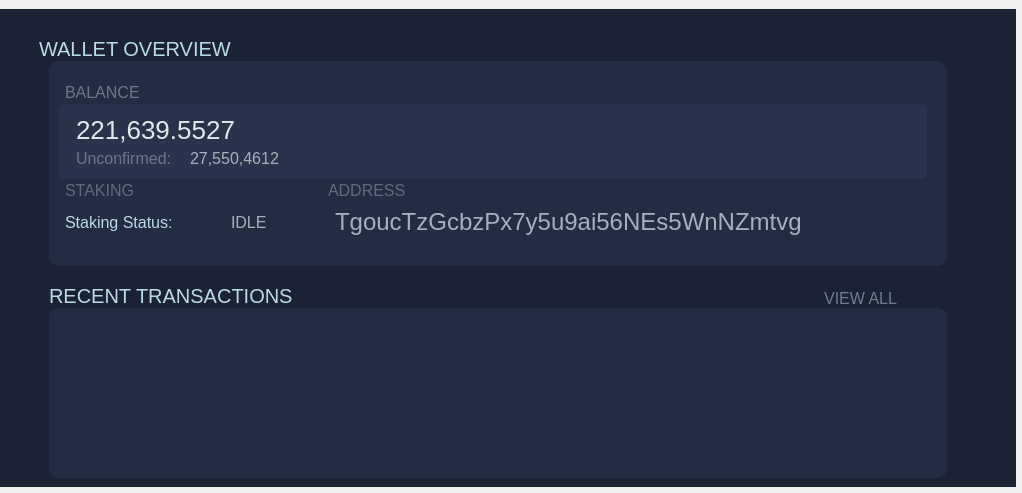
TrezarCoin/TrezarCoin, file src/qt/forms/overviewpage.ui: the form before one commit.
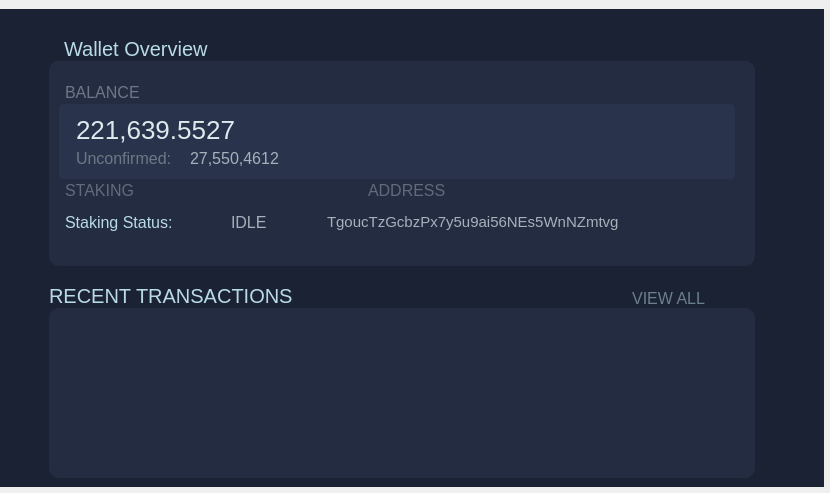
The form after the commit. Icons and pictures are not drawn.

Patch:
```diff
--- a/src/qt/forms/overviewpage.ui
+++ b/src/qt/forms/overviewpage.ui
@@ -9,7 +9,7 @@
    <rect>
     <x>0</x>
     <y>0</y>
-    <width>1022</width>
+    <width>830</width>
     <height>493</height>
    </rect>
   </property>
@@ -63,6 +63,9 @@
             <property name="sizeConstraint">
              <enum>QLayout::SetDefaultConstraint</enum>
             </property>
+            <property name="topMargin">
+             <number>0</number>
+            </property>
             <property name="bottomMargin">
              <number>0</number>
             </property>
@@ -81,7 +84,7 @@
                 </property>
                 <property name="sizeHint" stdset="0">
                  <size>
-                  <width>30</width>
+                  <width>55</width>
                   <height>20</height>
                  </size>
                 </property>
@@ -115,7 +118,7 @@
 </string>
                 </property>
                 <property name="text">
-                 <string>WALLET OVERVIEW</string>
+                 <string>Wallet Overview</string>
                 </property>
                 <property name="alignment">
                  <set>Qt::AlignBottom|Qt::AlignLeading|Qt::AlignLeft</set>
@@ -154,6 +157,9 @@
             <property name="spacing">
              <number>0</number>
             </property>
+            <property name="topMargin">
+             <number>0</number>
+            </property>
             <item>
              <layout class="QHBoxLayout" name="horizontalLayout_2">
               <property name="spacing">
@@ -168,6 +174,9 @@
               <property name="rightMargin">
                <number>30</number>
               </property>
+              <property name="bottomMargin">
+               <number>0</number>
+              </property>
               <item>
                <widget class="QLabel" name="label_2">
                 <property name="minimumSize">
@@ -444,7 +453,7 @@
                     </layout>
                    </item>
                    <item>
-                    <layout class="QHBoxLayout" name="horizontalLayout_7" stretch="0">
+                    <layout class="QHBoxLayout" name="horizontalLayout_7" stretch="0,0">
                      <property name="spacing">
                       <number>6</number>
                      </property>
@@ -477,6 +486,19 @@
                          </property>
                         </widget>
                        </item>
+                       <item>
+                        <spacer name="horizontalSpacer_15">
+                         <property name="orientation">
+                          <enum>Qt::Horizontal</enum>
+                         </property>
+                         <property name="sizeHint" stdset="0">
+                          <size>
+                           <width>40</width>
+                           <height>20</height>
+                          </size>
+                         </property>
+                        </spacer>
+                       </item>
                        <item>
                         <widget class="QLabel" name="label_18">
                          <property name="styleSheet">
@@ -490,6 +512,19 @@
                        </item>
                       </layout>
                      </item>
+                     <item>
+                      <spacer name="horizontalSpacer_14">
+                       <property name="orientation">
+                        <enum>Qt::Horizontal</enum>
+                       </property>
+                       <property name="sizeHint" stdset="0">
+                        <size>
+                         <width>40</width>
+                         <height>20</height>
+                        </size>
+                       </property>
+                      </spacer>
+                     </item>
                     </layout>
                    </item>
                    <item>
@@ -582,7 +617,7 @@
                           <enum>Qt::Horizontal</enum>
                          </property>
                          <property name="sizeType">
-                          <enum>QSizePolicy::Fixed</enum>
+                          <enum>QSizePolicy::Expanding</enum>
                          </property>
                          <property name="sizeHint" stdset="0">
                           <size>
@@ -601,7 +636,7 @@
                          </property>
                          <property name="styleSheet">
                           <string notr="true">color:#a5b1ba;
-font-size:24px;</string>
+font-size:15px;</string>
                          </property>
                          <property name="text">
                           <string>TgoucTzGcbzPx7y5u9ai56NEs5WnNZmtvg</string>
```
Left out of the diff: 3 changed lines with no effect on the pictures.
